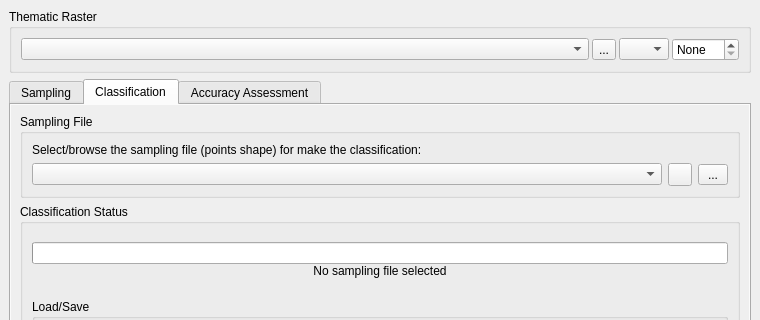
First picture: the form in ui/acatama_dockwidget.ui, repository SMByC/AcATaMa, before the edit; both pictures show x 0 to 760 and y 0 to 320 of the 760 by 1255 pixel window.
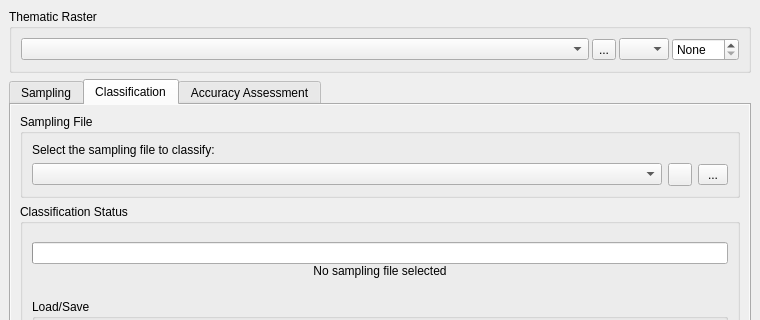
Second picture: the form after the edit. The open tabs and pages were chosen to show the change. Icons and pictures are not drawn. Custom widgets are drawn as their Qt base class.

Commit message: Fix text in classification tab

```diff
--- a/ui/acatama_dockwidget.ui
+++ b/ui/acatama_dockwidget.ui
@@ -886,7 +886,7 @@
                <item>
                 <widget class="QLabel" name="label_22">
                  <property name="text">
-                  <string>Select/browse the sampling file (points shape) for make the classification:</string>
+                  <string>Select the sampling file to classify:</string>
                  </property>
                  <property name="alignment">
                   <set>Qt::AlignJustify|Qt::AlignVCenter</set>
```
